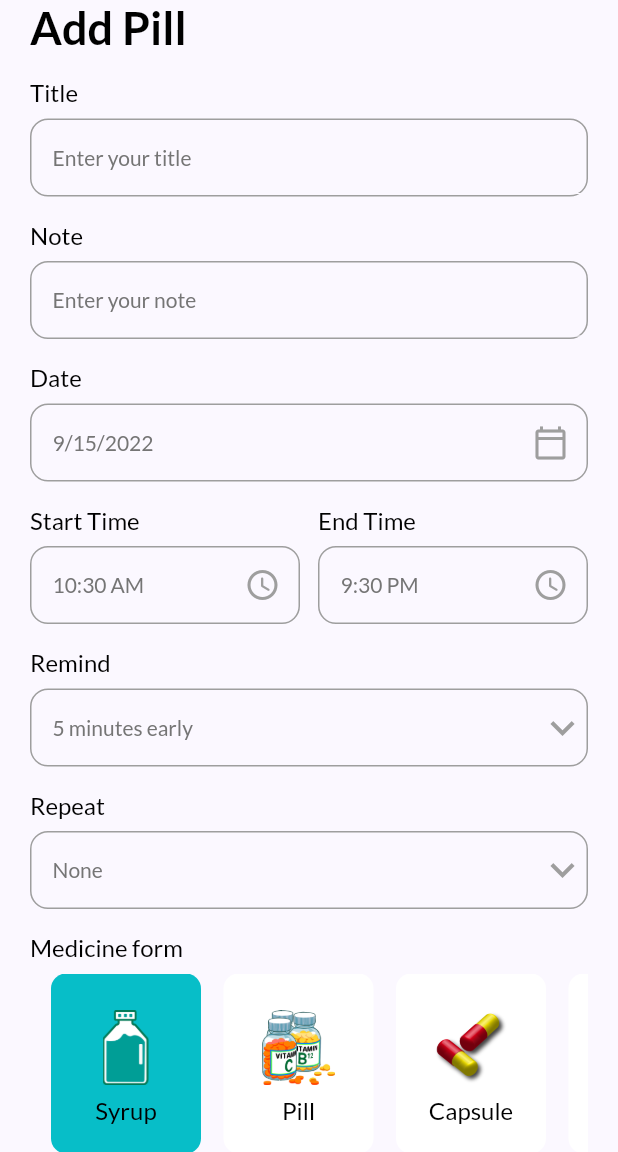
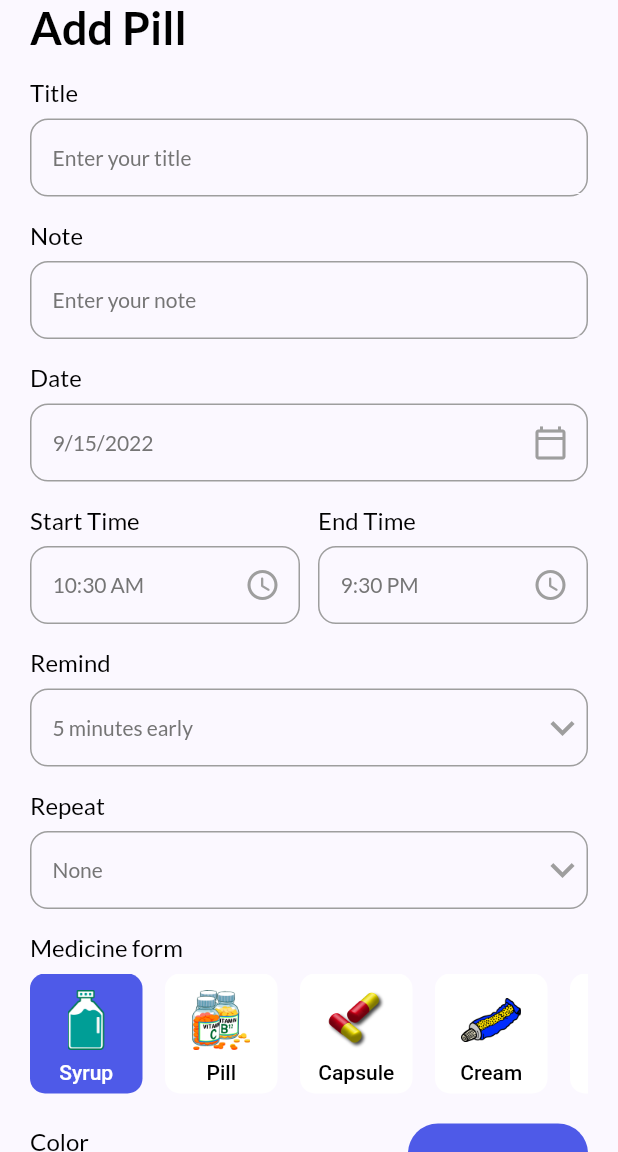
Before and after one commit to yamnizero/Medicine_Reminder_App, a Flutter app: the screen it shows after launch, after a tap on "+ Add Pill", on a phone screen of 412 x 824 dp, the part 84-1236 px from its top. Run offline on Flutter 3.47's test engine with Material 2 defaults, Android fonts, the phone set to English and light mode, and no system bars; our stand-ins replace date_picker_timeline, flutter_local_notifications, flutter_native_timezone, flutter_staggered_animations, get, get_storage and 3 more; accounts and stored records are empty.

Commit message:
Done Notify

```diff
--- a/lib/UI/add_pill_bar.dart
+++ b/lib/UI/add_pill_bar.dart
@@ -1,3 +1,5 @@
+
+
 
 import 'package:flutter/material.dart';
 import 'package:get/get.dart';
@@ -9,6 +11,7 @@ import 'package:medicine_reminder_app2022/UI/widgets/medicine_type_widget.dart';
 import 'package:medicine_reminder_app2022/controller/pill_controller.dart';
 import 'package:medicine_reminder_app2022/models/medicine_type.dart';
 import 'package:medicine_reminder_app2022/models/pill_model.dart';
+import 'package:medicine_reminder_app2022/utils/constants.dart';
 
 class AddPillPage extends StatefulWidget {
   const AddPillPage({Key? key}) : super(key: key);
@@ -34,6 +37,20 @@ class _AddPillPageState extends State<AddPillPage> {
     20,
   ];
 
+  //list of medicines forms objects
+  final List<MedicineType> medicineTypes = [
+    MedicineType("Syrup", Image.asset(kSyrupImage), true,kSyrupImage),
+    MedicineType(
+        "Pill", Image.asset(kPillImage), false,kPillImage),
+    MedicineType(
+        "Capsule", Image.asset(kCapsuleImage), false,kCapsuleImage),
+    MedicineType(
+        "Cream", Image.asset(kCreamImage), false,kCreamImage),
+    MedicineType(
+        "Drops", Image.asset("assets/images/drops.png"), false,"assets/images/drops.png"),
+    MedicineType(
+        "Syringe", Image.asset("assets/images/syringe.png"), false,"assets/images/syringe.png"),
+  ];
   String _selectedRepeat = "None";
   List<String> repeatList =[
     "None",
@@ -42,7 +59,8 @@ class _AddPillPageState extends State<AddPillPage> {
     "Monthly",
   ];
 
-  int _selectedColor =0;
+  int _selectedColor = 0;
+  int _selectedTypeImage = 0;
 
   @override
   Widget build(BuildContext context) {
@@ -133,9 +151,12 @@ class _AddPillPageState extends State<AddPillPage> {
                    },
                  ),
               ),
+
+              //IMages
+
                MyInputField(
                 title: "Repeat",
-                hint: "$_selectedRepeat",
+                hint: _selectedRepeat,
                  widget: DropdownButton(
                    icon: const Icon(Icons.keyboard_arrow_down,color: Colors.grey,),
                    iconSize: 32,
@@ -145,7 +166,7 @@ class _AddPillPageState extends State<AddPillPage> {
                    items: repeatList.map<DropdownMenuItem<String>>((String? value ){
                      return DropdownMenuItem<String>(
                        value: value.toString(),
-                       child: Text(value!,style: TextStyle(color: Colors.grey),),
+                       child: Text(value!,style: const TextStyle(color: Colors.grey),),
                      );
                    }
                    ).toList(),
@@ -156,34 +177,30 @@ class _AddPillPageState extends State<AddPillPage> {
                    },
                  ),
               ),
-              //IMages
+
               Container(
-                margin: const EdgeInsets.only(top: 16),
+                margin: const EdgeInsets.only(top: 16,bottom: 20),
                 child: Column(
                   crossAxisAlignment: CrossAxisAlignment.start,
                   children: [
-                    Text(
-                      "Medicine form",
-                      style: titleStyle,
-                    ),
+                    Text("Medicine form",style: titleStyle,),
+                    const SizedBox(height: 8.0,),
                     Container(
-                      height: 120,
-                      margin: const EdgeInsets.only(top: 8.0),
-                      padding: const EdgeInsets.only(left: 14),
+                      height: 80,
                       child: ListView(
                         shrinkWrap: true,
                         scrollDirection: Axis.horizontal,
                         children: <Widget>[
                           ...medicineTypes.map(
-                                  (type) => MedicineTypeCard(pillType: type, handler: medicineTypeClick))
+                                  (type) => MedicineTypeCard(pillType: type,handler: medicineTypeClick,))
                         ],
                       ),
                     ),
                   ],
                 ),
               ),
-              const SizedBox(height: 18,),
-              Row(
+
+               Row(
                 mainAxisAlignment: MainAxisAlignment.spaceBetween,
                 crossAxisAlignment: CrossAxisAlignment.center,
                 children: [
@@ -224,6 +241,9 @@ class _AddPillPageState extends State<AddPillPage> {
         remind: _selectedRemind,
         repeat: _selectedRepeat,
         color: _selectedColor,
+        // medicineForm: _selectedTypeImage,
+        image: medicineTypes.firstWhere((element) => element?.isChoose ?? false,orElse: ()=> medicineTypes.first).rawImage,
+
         isCompleted: 0,
       )
     );
@@ -231,26 +251,54 @@ class _AddPillPageState extends State<AddPillPage> {
 
   }
 
-  //list of medicines forms objects
-  final List<MedicineType> medicineTypes = [
-    MedicineType("Syrup", Image.asset("assets/images/syrup.png"), true),
-    MedicineType(
-        "Pill", Image.asset("assets/images/pills.png"), false),
-    MedicineType(
-        "Capsule", Image.asset("assets/images/capsule.png"), false),
-    MedicineType(
-        "Cream", Image.asset("assets/images/cream.png"), false),
-    MedicineType(
-        "Drops", Image.asset("assets/images/drops.png"), false),
-    MedicineType(
-        "Syringe", Image.asset("assets/images/syringe.png"), false),
-  ];
   void medicineTypeClick(MedicineType medicine) {
     setState(() {
-      medicineTypes.forEach((medicineType) => medicineType.isChoose = false);
+      medicineTypes.forEach((element) {element.isChoose = false;});
       medicineTypes[medicineTypes.indexOf(medicine)].isChoose = true;
     });
   }
+  _typeImagePalette(){
+    return
+
+        // Text("Medicine form",style: titleStyle,),
+        // const SizedBox(height: 8.0,),
+        Column(
+          crossAxisAlignment: CrossAxisAlignment.start,
+          children: [
+            Text("Medicine form",style: titleStyle,),
+            const SizedBox(height: 8.0,),
+
+            Wrap(
+                children: List<Widget>.generate(
+                    6,
+                        (int index){
+                      return  GestureDetector(
+                        onTap: (){
+                          setState(() {
+                            _selectedTypeImage =index;
+
+                          });
+                        },
+                        child: Padding(
+                          padding: const  EdgeInsets.only(right: 8.0),
+                          child:  CircleAvatar(
+                            radius: 100.0,
+                          child: _selectedTypeImage==index
+                              ? const Icon(Icons.done,color: Colors.white,size: 16,)
+                              :Container(),
+                        ),
+                        ),
+                      );
+
+                    }
+                )
+
+            ),
+          ],
+        );
+
+  }
+
   _colorPalette(){
     return Column(
       crossAxisAlignment: CrossAxisAlignment.start,
--- a/lib/UI/widgets/medicine_type_widget.dart
+++ b/lib/UI/widgets/medicine_type_widget.dart
@@ -16,16 +16,18 @@ class MedicineTypeCard extends StatelessWidget {
           child: Container(
             decoration: BoxDecoration(
               borderRadius: BorderRadius.circular(10.0),
-              color: pillType!.isChoose! ? const Color.fromRGBO(7, 190, 200, 1) :Colors.white,
+              color: pillType!.isChoose! ? bluishClr :Colors.white,
             ),
-            width: 100,
+            width: 75,
             child: Column(
               mainAxisAlignment: MainAxisAlignment.center,
               children: [
                 const SizedBox(height: 5.0,),
-                 SizedBox(width:50,height: 50.0,child: pillType!.image),
+                 SizedBox(width:40,height: 40.0,child: pillType!.image),
                 const SizedBox(height: 7.0,),
-                Container(child: Text(pillType!.name!,style: titleStyle,)),
+                Container(child: Text(pillType!.name!,style: TextStyle(
+                    color:pillType!.isChoose! ? Colors.white : Colors.black,fontWeight: FontWeight.w500
+                ),)),
               ],
             ),
 
--- a/lib/controller/pill_controller.dart
+++ b/lib/controller/pill_controller.dart
@@ -1,10 +1,9 @@
 
-import 'package:flutter/material.dart';
 import 'package:get/get.dart';
 import 'package:medicine_reminder_app2022/db/db_helper.dart';
 import 'package:medicine_reminder_app2022/models/pill_model.dart';
 
-import '../models/medicine_type.dart';
+
 
 class PillController extends GetxController{
 
@@ -16,6 +15,7 @@ class PillController extends GetxController{
   }
 
   var pillList= <PillModel>[].obs;
+
 
   Future<int> addPill({PillModel? pill }) async {
     return await DBHelper.insert(pill);
@@ -33,8 +33,6 @@ class PillController extends GetxController{
   }
 
 
-
-
   void markPillCompleted(int id)async{
    await DBHelper.update(id);
    getPills();
--- a/lib/db/db_helper.dart
+++ b/lib/db/db_helper.dart
@@ -25,7 +25,7 @@ class DBHelper{
                 "startTime STRING, endTime STRING, "
                 "remind INTEGER, repeat STRING, "
                 "color INTEGER, "
-                "isCompleted INTEGER)",
+                "isCompleted INTEGER, image STRING)",
           );
         },
       );
--- a/lib/models/medicine_type.dart
+++ b/lib/models/medicine_type.dart
@@ -5,7 +5,8 @@ class MedicineType{
   String? name;
   Widget? image;
   bool? isChoose;
-  MedicineType(this.name,this.image,this.isChoose);
+  String? rawImage;
+  MedicineType(this.name,this.image,this.isChoose,this.rawImage);
 
 }
 
--- /dev/null
+++ b/lib/utils/constants.dart
@@ -0,0 +1,4 @@
+const kSyrupImage = "assets/images/syrup.png";
+const kPillImage = "assets/images/pills.png";
+const kCapsuleImage = "assets/images/capsule.png";
+const kCreamImage = "assets/images/cream.png";
```
Also changed, not shown: lib/UI/home_page.dart (+14 -11 lines), lib/UI/notification_page.dart (+57 -21 lines), lib/UI/theme.dart (+9 -0 lines), lib/UI/widgets/pill_title.dart (+32 -2 lines), lib/UI/widgets/widget_notify_page.dart (added, +29 -0 lines), lib/models/pill_model.dart (+33 -16 lines), lib/services/notification_services.dart (+15 -11 lines).
